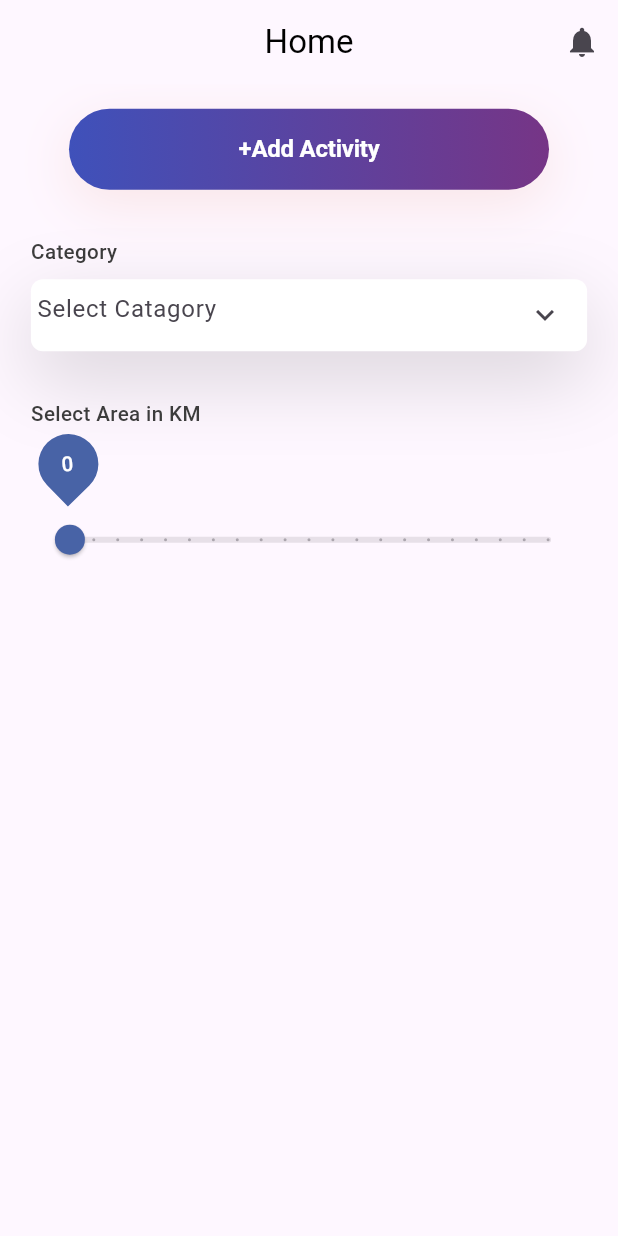
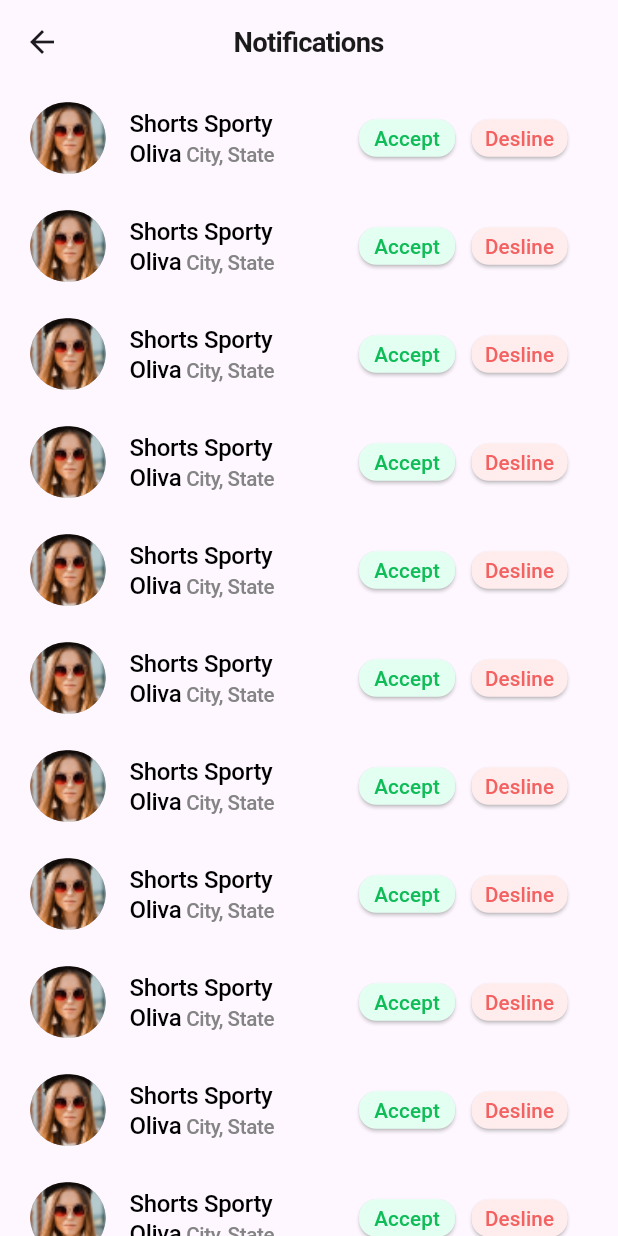
Before and after one commit to TopuFD/E-commerce, a Flutter app: the HomeScreen screen opened directly, after a tap on the "notifications" icon, on a phone screen of 412 x 824 dp. Run offline on Flutter 3.47's test engine with Material 3 defaults, Android fonts, the phone set to English and light mode, and no system bars; our stand-ins replace flutter_screenutil, font_awesome_flutter, get, image_picker, pin_code_fields, shared_preferences; missing offline and left inert: responsive_navigation_bar; accounts and stored records are empty; Roboto replaces fonts that are missing (Poppins).

Commit message:
add some new

```diff
--- /dev/null
+++ b/lib/app_route/route.dart
@@ -0,0 +1,46 @@
+import 'package:full_ecommerce/screens/auth-ui/creat_account.dart';
+import 'package:full_ecommerce/screens/auth-ui/resetpass_screen1.dart';
+import 'package:full_ecommerce/screens/auth-ui/resetpass_screen2.dart';
+import 'package:full_ecommerce/screens/auth-ui/resetpass_screen3.dart';
+import 'package:full_ecommerce/screens/auth-ui/resetpass_screen4.dart';
+import 'package:full_ecommerce/screens/auth-ui/signin_screen.dart';
+import 'package:full_ecommerce/screens/auth-ui/splash_screen.dart';
+import 'package:full_ecommerce/screens/navigation_page/navigation.dart';
+import 'package:full_ecommerce/screens/other_screen/activity_chatt.dart';
+import 'package:full_ecommerce/screens/other_screen/notification.dart';
+import 'package:full_ecommerce/screens/other_screen/request_invite.dart';
+import 'package:full_ecommerce/screens/other_screen/user_profile.dart';
+import 'package:get/get.dart';
+
+class AppRoute {
+  static String splashScreen = "/splashScreen";
+  static String signInScreen = "/signInScreen";
+  static String navigationBarPage = "/navigationBarPage";
+  static String createAccountScreen = "/createAccountScreen";
+  static String resetPassScreen1 = "/resetPassScreen1";
+  static String resetPassScreen2 = "/resetPassScreen2";
+  static String resetPassScreen3 = "/resetPassScreen3";
+  static String resetPassScreen4 = "/resetPassScreen4";
+  static String notificationScreen = "/notificationScreen";
+  static String activityChatt = "/activityChatt";
+  static String requestInvitePage = "/requestInvitePage";
+  static String userProfile = "/userProfile";
+  static List<GetPage> getPage = [
+    GetPage(name: AppRoute.splashScreen, page: () => const SplashScreen()),
+    GetPage(name: AppRoute.signInScreen, page: () => SignInScreen()),
+    GetPage(
+        name: AppRoute.navigationBarPage,
+        page: () => const NavigationBarPage()),
+    GetPage(
+        name: AppRoute.createAccountScreen,
+        page: () => const CreatAccountScreen()),
+    GetPage(name: AppRoute.resetPassScreen1, page: () => ResetpassScreen1()),
+    GetPage(name: AppRoute.resetPassScreen2, page: () =>const ResetpassScreen2()),
+    GetPage(name: AppRoute.resetPassScreen3, page: () => ResetpassScreen3()),
+    GetPage(name: AppRoute.resetPassScreen4, page: () => ResetpassScreen4()),
+    GetPage(name: AppRoute.notificationScreen, page: () =>const NotificationScreen()),
+    GetPage(name: AppRoute.activityChatt, page: () =>ActivityChatt()),
+    GetPage(name: AppRoute.requestInvitePage, page: () =>const RequestInvitePage()),
+    GetPage(name: AppRoute.userProfile, page: () =>const UserProfile()),
+  ];
+}
--- a/lib/main.dart
+++ b/lib/main.dart
@@ -1,12 +1,11 @@
 import 'package:flutter/material.dart';
 import 'package:flutter_screenutil/flutter_screenutil.dart';
-import 'package:full_ecommerce/screens/auth-ui/splash_screen.dart';
+import 'package:full_ecommerce/app_route/route.dart';
 import 'package:get/get.dart';
 
 void main() {
   runApp(const MyApp());
 }
-
 class MyApp extends StatelessWidget {
   const MyApp({super.key});
   @override
@@ -23,7 +22,8 @@ class MyApp extends StatelessWidget {
             colorScheme: ColorScheme.fromSeed(seedColor: Colors.deepPurple),
             useMaterial3: true,
           ),
-          home: const SplashScreen(),
+          getPages: AppRoute.getPage,
+          initialRoute: AppRoute.splashScreen,
         );
       },
     );
--- a/lib/screens/auth-ui/resetpass_screen4.dart
+++ b/lib/screens/auth-ui/resetpass_screen4.dart
@@ -1,6 +1,6 @@
 import 'package:flutter/material.dart';
 import 'package:flutter_screenutil/flutter_screenutil.dart';
-import 'package:full_ecommerce/screens/navigation_page/navigation.dart';
+import 'package:full_ecommerce/app_route/route.dart';
 import 'package:full_ecommerce/widgets/custom_auth_button.dart';
 import 'package:get/get.dart';
 
@@ -66,7 +66,7 @@ class ResetpassScreen4 extends StatelessWidget {
                 CustomAuthButton(
                     text: "Done",
                     ontap: () {
-                      Get.to(const NavigationBarPage());
+                      Get.toNamed(AppRoute.navigationBarPage);
                     }),
               ],
             ),
--- a/lib/screens/navigation_page/home_screen.dart
+++ b/lib/screens/navigation_page/home_screen.dart
@@ -1,7 +1,9 @@
 import 'package:flutter/material.dart';
 import 'package:flutter_screenutil/flutter_screenutil.dart';
+import 'package:full_ecommerce/app_route/route.dart';
 import 'package:full_ecommerce/widgets/custom_auth_button.dart';
 import 'package:full_ecommerce/widgets/textformfield.dart';
+import 'package:get/get.dart';
 
 class HomeScreen extends StatefulWidget {
   const HomeScreen({super.key});
@@ -26,7 +28,11 @@ class _HomeScreenState extends State<HomeScreen> {
         ),
         centerTitle: true,
         actions: [
-          IconButton(onPressed: () {}, icon: const Icon(Icons.notifications))
+          IconButton(
+              onPressed: () {
+                Get.toNamed(AppRoute.notificationScreen);
+              },
+              icon: const Icon(Icons.notifications))
         ],
       ),
       body: SingleChildScrollView(
@@ -59,10 +65,8 @@ class _HomeScreenState extends State<HomeScreen> {
                   hintText: 'Select Catagory',
                   controller: catagoryController,
                   suffixIcon: IconButton(
-                      onPressed: () {
-
-                      },
-                      icon:const Icon(Icons.keyboard_arrow_down))),
+                      onPressed: () {},
+                      icon: const Icon(Icons.keyboard_arrow_down))),
               SizedBox(
                 height: size.height * .05,
               ),
--- /dev/null
+++ b/lib/screens/other_screen/notification.dart
@@ -0,0 +1,79 @@
+import 'package:flutter/material.dart';
+import 'package:flutter_screenutil/flutter_screenutil.dart';
+import 'package:full_ecommerce/utils/activity_dialog.dart';
+import 'package:full_ecommerce/widgets/request_user.dart';
+import 'package:get/get.dart';
+
+class NotificationScreen extends StatelessWidget {
+  const NotificationScreen({super.key});
+
+  @override
+  Widget build(BuildContext context) {
+    return Scaffold(
+      appBar: AppBar(
+        automaticallyImplyLeading: true,
+        centerTitle: true,
+        title: Text(
+          'Notifications',
+          style: TextStyle(
+            color: const Color(0xFF1B1B1B),
+            fontSize: 16.sp,
+            fontFamily: 'Poppins',
+            fontWeight: FontWeight.w700,
+            height: 0,
+            letterSpacing: -0.48,
+          ),
+        ),
+      ),
+      body: Padding(
+        padding: EdgeInsets.symmetric(horizontal: Get.width * .01),
+        child: Column(
+          children: [
+            Expanded(
+              child: ListView.builder(
+                        itemCount: 20,
+                        itemBuilder: (context, index) {
+              return RequestUser(
+                  title: "Shorts Sporty",
+                  city: "Oliva",
+                  button1Ontap: () {
+                    showDialog(
+                        context: context,
+                        builder: (BuildContext context) {
+                          return CustomDialog(
+                              image: "assets/images/accept.png",
+                              dialogTitle: "Accept User",
+                              dialogDesce: "Are you sure accept this user?",
+                              firstButton: "Yes",
+                              secondButton: "No",
+                              ontap: () {
+                                Navigator.pop(context);
+                              });
+                        });
+                  },
+                  button2Ontap: () {
+                    showDialog(
+                        context: context,
+                        builder: (BuildContext context) {
+                          return CustomDialog(
+                              image: "assets/images/remove.png",
+                              dialogTitle: "Remove User",
+                              dialogDesce: "Are you sure you remove this user?",
+                              firstButton: "Yes",
+                              secondButton: "No",
+                              ontap: () {
+                                Navigator.pop(context);
+                              });
+                        });
+                  },
+                  button1Title: "Accept",
+                  button2Title: "Desline",
+                  imagePath: "assets/images/request_user.png");
+                        }),
+            ),
+          ],
+        ),
+      ),
+    );
+  }
+}
--- a/lib/screens/other_screen/ongoing_activity.dart
+++ b/lib/screens/other_screen/ongoing_activity.dart
@@ -1,6 +1,6 @@
 import 'package:flutter/material.dart';
 import 'package:flutter_screenutil/flutter_screenutil.dart';
-import 'package:full_ecommerce/screens/other_screen/activity_chatt.dart';
+import 'package:full_ecommerce/app_route/route.dart';
 import 'package:full_ecommerce/utils/activity_dialog.dart';
 import 'package:get/get.dart';
 
@@ -18,7 +18,7 @@ class OngoingActivity extends StatelessWidget {
           return Padding(
             padding: const EdgeInsets.all(8.0),
             child: InkWell(
-              onTap: () => Get.to(ActivityChatt()),
+              onTap: () => Get.toNamed(AppRoute.activityChatt),
               child: Card(
                 color: const Color(0x3FE3E0FF),
                 elevation: 1,
--- a/lib/screens/other_screen/past_activity.dart
+++ b/lib/screens/other_screen/past_activity.dart
@@ -1,6 +1,6 @@
 import 'package:flutter/material.dart';
 import 'package:flutter_screenutil/flutter_screenutil.dart';
-import 'package:full_ecommerce/screens/other_screen/activity_chatt.dart';
+import 'package:full_ecommerce/app_route/route.dart';
 import 'package:full_ecommerce/utils/activity_dialog.dart';
 import 'package:get/get.dart';
 
@@ -18,7 +18,7 @@ class PastActivity extends StatelessWidget {
           return Padding(
             padding: const EdgeInsets.all(8.0),
             child: InkWell(
-              onTap: () => Get.to(ActivityChatt()),
+              onTap: () => Get.toNamed(AppRoute.activityChatt),
               child: Card(
                 color: const Color(0x3FE3E0FF),
                 elevation: 1,
--- a/lib/widgets/request_user.dart
+++ b/lib/widgets/request_user.dart
@@ -47,7 +47,7 @@ class RequestUser extends StatelessWidget {
           ),
         ),
         TextSpan(
-          text: "City, State",
+          text: " City, State",
           style: TextStyle(
             color: const Color(0xFF848484),
             fontSize: 12.sp,
```
Also changed, not shown: lib/screens/auth-ui/creat_account.dart (+7 -3 lines), lib/screens/auth-ui/resetpass_screen1.dart (+4 -3 lines), lib/screens/auth-ui/resetpass_screen2.dart (+5 -5 lines), lib/screens/auth-ui/resetpass_screen3.dart (+16 -6 lines), lib/screens/auth-ui/signin_screen.dart (+4 -6 lines), lib/screens/auth-ui/splash_screen.dart (+24 -8 lines), lib/screens/navigation_page/chatt_page.dart (+3 -4 lines), lib/screens/navigation_page/setting_page.dart (+13 -10 lines), lib/screens/other_screen/activity_chatt.dart (+5 -7 lines).
